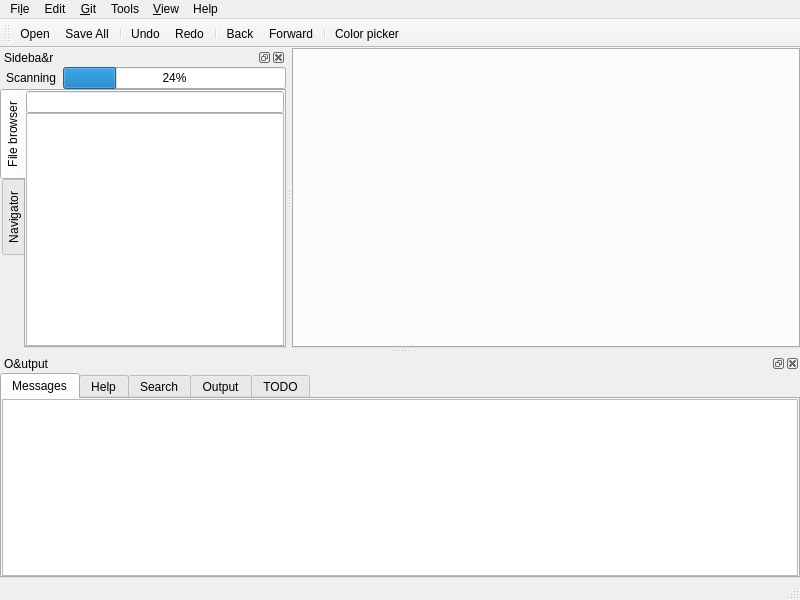
This is ui/mainwindow.ui in ziracms/editor as Qt 5 draws it before an edit. The edited form follows.
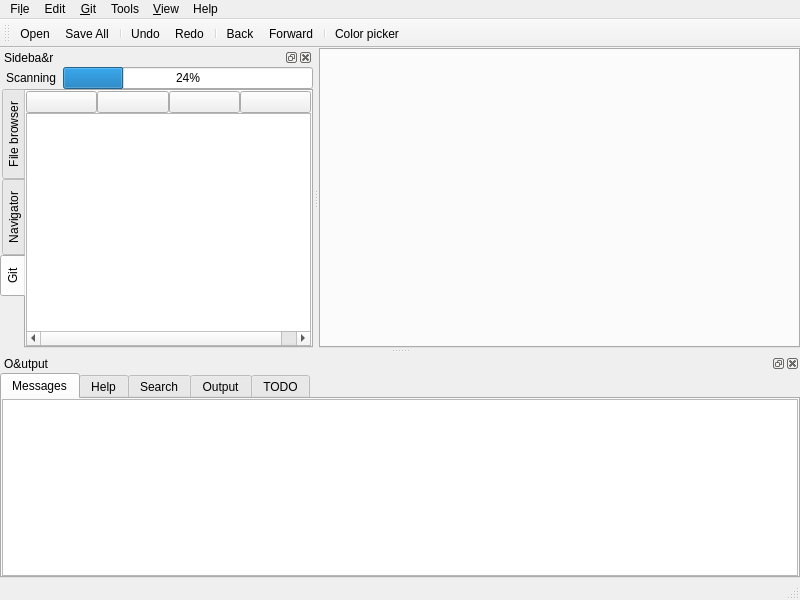
This is the edited form. The open tabs and pages were chosen to show the change. Icons and pictures are not drawn.

The edit to the form file:
```diff
--- a/ui/mainwindow.ui
+++ b/ui/mainwindow.ui
@@ -244,7 +244,7 @@
    </property>
    <property name="minimumSize">
     <size>
-     <width>200</width>
+     <width>313</width>
      <height>300</height>
     </size>
    </property>
@@ -431,6 +431,102 @@
          </item>
         </layout>
        </widget>
+       <widget class="QWidget" name="gitTab">
+        <attribute name="title">
+         <string>Git</string>
+        </attribute>
+        <layout class="QVBoxLayout" name="verticalLayout_3">
+         <property name="spacing">
+          <number>0</number>
+         </property>
+         <property name="leftMargin">
+          <number>0</number>
+         </property>
+         <property name="topMargin">
+          <number>0</number>
+         </property>
+         <property name="rightMargin">
+          <number>0</number>
+         </property>
+         <property name="bottomMargin">
+          <number>0</number>
+         </property>
+         <item>
+          <layout class="QHBoxLayout" name="gitTabLayout">
+           <property name="spacing">
+            <number>0</number>
+           </property>
+           <item>
+            <widget class="QPushButton" name="gitTabPullButton">
+             <property name="toolTip">
+              <string>Pull from master</string>
+             </property>
+             <property name="icon">
+              <iconset resource="../qrc/image.qrc">
+               <normaloff>:/icons/document-save.png</normaloff>:/icons/document-save.png</iconset>
+             </property>
+            </widget>
+           </item>
+           <item>
+            <widget class="QPushButton" name="gitTabRefreshButton">
+             <property name="toolTip">
+              <string>Refresh status</string>
+             </property>
+             <property name="icon">
+              <iconset resource="../qrc/image.qrc">
+               <normaloff>:/icons/view-refresh.png</normaloff>:/icons/view-refresh.png</iconset>
+             </property>
+            </widget>
+           </item>
+           <item>
+            <widget class="QPushButton" name="gitTabCommitButton">
+             <property name="toolTip">
+              <string>Add + Commit</string>
+             </property>
+             <property name="icon">
+              <iconset resource="../qrc/image.qrc">
+               <normaloff>:/icons/ok.png</normaloff>:/icons/ok.png</iconset>
+             </property>
+            </widget>
+           </item>
+           <item>
+            <widget class="QPushButton" name="gitTabPushButton">
+             <property name="toolTip">
+              <string>Push to master</string>
+             </property>
+             <property name="icon">
+              <iconset resource="../qrc/image.qrc">
+               <normaloff>:/icons/document-open.png</normaloff>:/icons/document-open.png</iconset>
+             </property>
+            </widget>
+           </item>
+          </layout>
+         </item>
+         <item>
+          <widget class="QTreeWidget" name="gitTabTreeWidget">
+           <property name="columnCount">
+            <number>2</number>
+           </property>
+           <attribute name="headerVisible">
+            <bool>false</bool>
+           </attribute>
+           <attribute name="headerDefaultSectionSize">
+            <number>200</number>
+           </attribute>
+           <column>
+            <property name="text">
+             <string>File</string>
+            </property>
+           </column>
+           <column>
+            <property name="text">
+             <string>Status</string>
+            </property>
+           </column>
+          </widget>
+         </item>
+        </layout>
+       </widget>
       </widget>
      </item>
     </layout>
```
Left out of the diff: 10 changed lines with no effect on the pictures.
